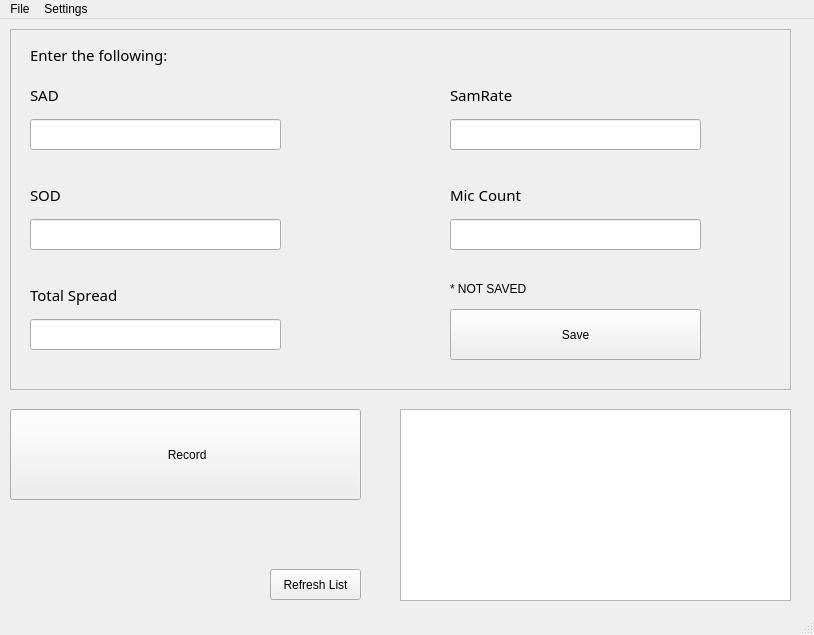
Before: the Qt Designer form form.ui in notjoedo/recorder-app, drawn with Qt 5.
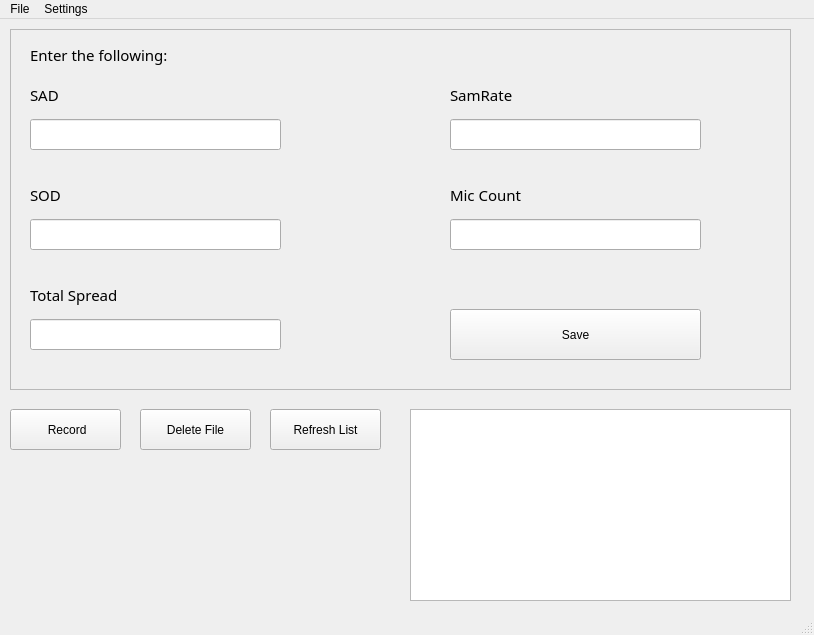
After: the same form once the commit is applied. Icons and pictures are not drawn.

Commit message: Tweaked UI and added more button functionality

```diff
--- a/form.ui
+++ b/form.ui
@@ -251,27 +251,14 @@
       <string>Save</string>
      </property>
     </widget>
-    <widget class="QLabel" name="saveStatus">
-     <property name="geometry">
-      <rect>
-       <x>440</x>
-       <y>250</y>
-       <width>101</width>
-       <height>20</height>
-      </rect>
-     </property>
-     <property name="text">
-      <string>* NOT SAVED</string>
-     </property>
-    </widget>
    </widget>
    <widget class="QPushButton" name="recordButton">
     <property name="geometry">
      <rect>
       <x>10</x>
       <y>390</y>
-      <width>351</width>
-      <height>91</height>
+      <width>111</width>
+      <height>41</height>
      </rect>
     </property>
     <property name="layoutDirection">
@@ -284,42 +271,42 @@
      <iconset theme="QIcon::ThemeIcon::MediaRecord"/>
     </property>
    </widget>
-   <widget class="QLabel" name="recordStatus">
-    <property name="geometry">
-     <rect>
-      <x>10</x>
-      <y>490</y>
-      <width>351</width>
-      <height>20</height>
-     </rect>
-    </property>
-    <property name="text">
-     <string/>
-    </property>
-   </widget>
-   <widget class="QListView" name="listView">
-    <property name="geometry">
-     <rect>
-      <x>400</x>
-      <y>390</y>
-      <width>391</width>
-      <height>192</height>
-     </rect>
-    </property>
-   </widget>
    <widget class="QToolButton" name="refreshList">
     <property name="geometry">
      <rect>
       <x>270</x>
-      <y>550</y>
-      <width>91</width>
-      <height>31</height>
+      <y>390</y>
+      <width>111</width>
+      <height>41</height>
      </rect>
     </property>
     <property name="text">
      <string>Refresh List</string>
     </property>
    </widget>
+   <widget class="QToolButton" name="deleteFile">
+    <property name="geometry">
+     <rect>
+      <x>140</x>
+      <y>390</y>
+      <width>111</width>
+      <height>41</height>
+     </rect>
+    </property>
+    <property name="text">
+     <string>Delete File</string>
+    </property>
+   </widget>
+   <widget class="QListWidget" name="listView">
+    <property name="geometry">
+     <rect>
+      <x>410</x>
+      <y>390</y>
+      <width>381</width>
+      <height>192</height>
+     </rect>
+    </property>
+   </widget>
   </widget>
   <widget class="QMenuBar" name="menubar">
    <property name="geometry">
```
The commit also changes 2 other files.
